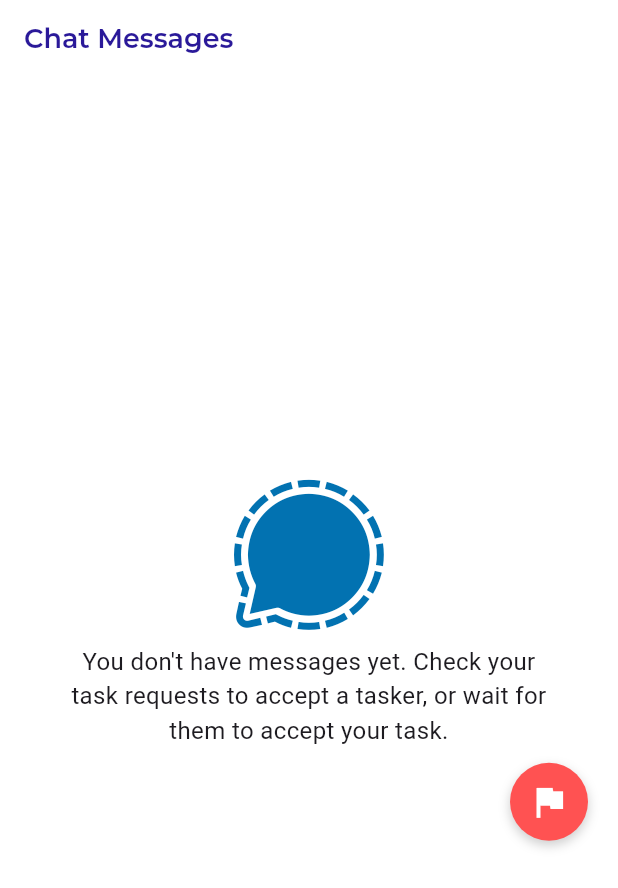
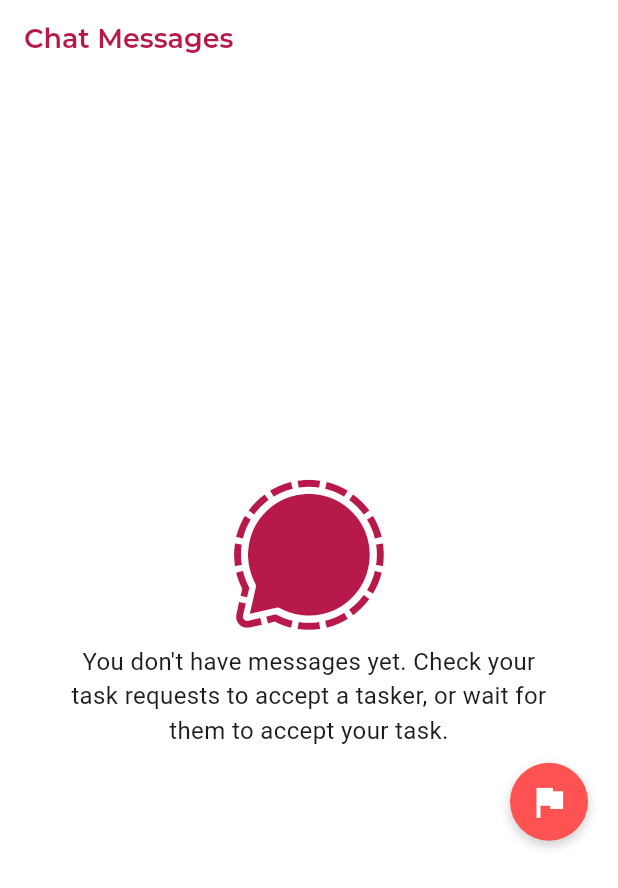
Before and after one commit to Quanby-OJT/Nearby-task-frontend, a Flutter app: the ChatScreen screen opened directly, on a phone screen of 412 x 824 dp. Shown: the top 888 px of the screen. Run offline on Flutter 3.47's test engine with Material 3 defaults, Android fonts, the phone set to English and light mode, and no system bars; our stand-ins replace animated_bottom_navigation_bar, app_links, cached_network_image, currency_text_input_formatter, dio, dropdown_search and 20 more; missing offline and left inert: flutter_pdfview, webview_flutter_android; accounts and stored records are empty; network calls fail; project files that could hold a hidden picture were left out.

Commit message:
applied updated theme of app

```diff
--- a/flutter_fe/lib/view/business_acc/client_record/client_cancelled.dart
+++ b/flutter_fe/lib/view/business_acc/client_record/client_cancelled.dart
@@ -107,13 +107,13 @@ class _ClientCancelledState extends State<ClientCancelled> {
         backgroundColor: Colors.white,
         elevation: 0,
         leading: IconButton(
-          icon: Icon(Icons.arrow_back, color: Color(0xFF03045E)),
+          icon: Icon(Icons.arrow_back, color: Color(0xFFB71A4A)),
           onPressed: () => Navigator.pop(context),
         ),
         title: Text(
           'Cancelled Task',
           style: GoogleFonts.montserrat(
-            color: Color(0xFF03045E),
+            color: Color(0xFFB71A4A),
             fontSize: 20,
             fontWeight: FontWeight.w600,
           ),
@@ -121,7 +121,7 @@ class _ClientCancelledState extends State<ClientCancelled> {
         centerTitle: true,
       ),
       body: _isLoading
-          ? Center(child: CircularProgressIndicator(color: Color(0xFF03045E)))
+          ? Center(child: CircularProgressIndicator(color: Color(0xFFB71A4A)))
           : _taskInformation == null
               ? Center(
                   child: Text(
--- a/flutter_fe/lib/view/business_acc/home_page.dart
+++ b/flutter_fe/lib/view/business_acc/home_page.dart
@@ -901,7 +901,7 @@ class _HomePageState extends State<HomePage> with TickerProviderStateMixin {
                                     percentThresholdY) {
                                   final tasker = taskers[index];
                                   return Container(
-                                    width: MediaQuery.of(context).size.width,
+                                    width: double.infinity,
                                     height: MediaQuery.of(context).size.height,
                                     padding: EdgeInsets.only(top: 0, bottom: 8),
                                     child: Card(
--- a/flutter_fe/lib/view/chat/chat_screen.dart
+++ b/flutter_fe/lib/view/chat/chat_screen.dart
@@ -133,7 +133,8 @@ class _ChatScreenState extends State<ChatScreen> {
         _isLoading = true;
       });
 
-      final taskAndConversationResult = await _taskController.fetchTasksAndConversations();
+      final taskAndConversationResult =
+          await _taskController.fetchTasksAndConversations();
 
       // Extract tasks and conversations from result
       final tasks = taskAndConversationResult.taskAssignments;
@@ -707,7 +708,7 @@ class _ChatScreenState extends State<ChatScreen> {
               Text(
                 "Chat Messages",
                 style: GoogleFonts.montserrat(
-                  color: Color(0xFF2A1999),
+                  color: Color(0xFFB71A4A),
                   fontWeight: FontWeight.w600,
                   fontSize: 18,
                 ),
@@ -739,7 +740,7 @@ class _ChatScreenState extends State<ChatScreen> {
             : taskAssignments.isEmpty
                 ? RefreshIndicator(
                     onRefresh: _fetchTaskAssignments,
-                    color: Color(0xFF0272B1),
+                    color: Color(0xFFB71A4A),
                     child: Padding(
                       padding: const EdgeInsets.symmetric(horizontal: 20),
                       child: Column(
@@ -749,7 +750,7 @@ class _ChatScreenState extends State<ChatScreen> {
                           Icon(
                             FontAwesomeIcons.signalMessenger,
                             size: 100,
-                            color: Color(0xFF0272B1),
+                            color: Color(0xFFB71A4A),
                           ),
                           SizedBox(height: 10),
                           Padding(
@@ -887,23 +888,27 @@ class _ChatScreenState extends State<ChatScreen> {
                                     onRefresh: _fetchTaskAssignments,
                                     color: Color(0xFF0272B1),
                                     child: ListView.builder(
-                                      padding: EdgeInsets.symmetric(vertical: 16),
+                                      padding:
+                                          EdgeInsets.symmetric(vertical: 16),
                                       itemCount: filteredTaskAssignments.length,
                                       itemBuilder: (context, index) {
-                                        final taskAssignment = filteredTaskAssignments[index];
+                                        final taskAssignment =
+                                            filteredTaskAssignments[index];
                                         if (taskAssignment == null) {
                                           return SizedBox.shrink();
                                         }
 
                                         // Find the conversation for this taskAssignment, or pass null if not found
-                                        final conversations = conversation.firstWhereOrNull(
-                                              (conv) => conv.taskTakenId == taskAssignment.taskTakenId,
+                                        final conversations =
+                                            conversation.firstWhereOrNull(
+                                          (conv) =>
+                                              conv.taskTakenId ==
+                                              taskAssignment.taskTakenId,
                                         );
-                                        return conversationCard(taskAssignment, conversations);
+                                        return conversationCard(
+                                            taskAssignment, conversations);
                                       },
-                                    )
-                        )
-                    )
+                                    )))
                   ]));
   }
 
@@ -945,18 +950,24 @@ class _ChatScreenState extends State<ChatScreen> {
     );
   }
 
-  Widget conversationCard(TaskAssignment taskTaken, Conversation? conversation) {
+  Widget conversationCard(
+      TaskAssignment taskTaken, Conversation? conversation) {
     final currentUserId = storage.read('user_id');
     final role = storage.read('role');
 
     final senderId = conversation?.userId ??
-        (role == 'Tasker' ? taskTaken.client?.user?.id : taskTaken.tasker?.user?.id) ??
+        (role == 'Tasker'
+            ? taskTaken.client?.user?.id
+            : taskTaken.tasker?.user?.id) ??
         0;
-    debugPrint("Current User ID: $currentUserId, Sender Id: $senderId, and Role: $role");
+    debugPrint(
+        "Current User ID: $currentUserId, Sender Id: $senderId, and Role: $role");
     final bool isReceiver = senderId != currentUserId;
     final bool isUnread = taskTaken.unreadCount > 0;
-    debugPrint("Is Receiver: $isReceiver, Unread Messages for Task: ${taskTaken.taskTakenId} - ${taskTaken.unreadCount}");
-    final user = role == 'Tasker' ? taskTaken.client?.user : taskTaken.tasker?.user;
+    debugPrint(
+        "Is Receiver: $isReceiver, Unread Messages for Task: ${taskTaken.taskTakenId} - ${taskTaken.unreadCount}");
+    final user =
+        role == 'Tasker' ? taskTaken.client?.user : taskTaken.tasker?.user;
 
     return Container(
       margin: EdgeInsets.only(bottom: 12),
@@ -1019,7 +1030,7 @@ class _ChatScreenState extends State<ChatScreen> {
                             Colors.green,
                           ),
                         SizedBox(width: 4),
-                        if(isReceiver)...[
+                        if (isReceiver) ...[
                           Text(
                             "${user?.firstName ?? ''} ${user?.middleName ?? ''} ${user?.lastName ?? ''}",
                             style: GoogleFonts.poppins(
@@ -1028,8 +1039,7 @@ class _ChatScreenState extends State<ChatScreen> {
                                   : FontWeight.normal,
                             ),
                           ),
-                        ]
-                        else
+                        ] else
                           Text(
                             "${user?.firstName ?? ''} ${user?.middleName ?? ''} ${user?.lastName ?? ''}",
                             style: GoogleFonts.poppins(
```
Also changed, not shown: flutter_fe/lib/view/business_acc/likes_screen.dart (+21 -8 lines). Lines whose indentation alone changed are shown as unchanged.
